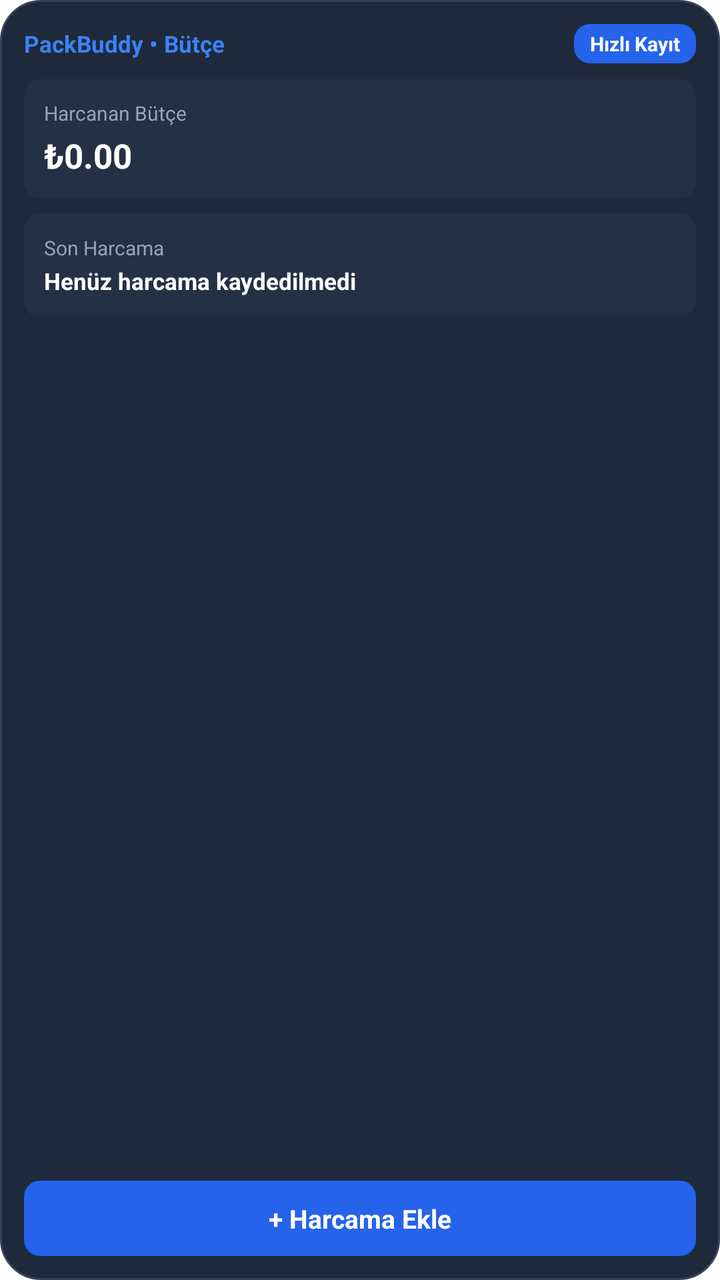
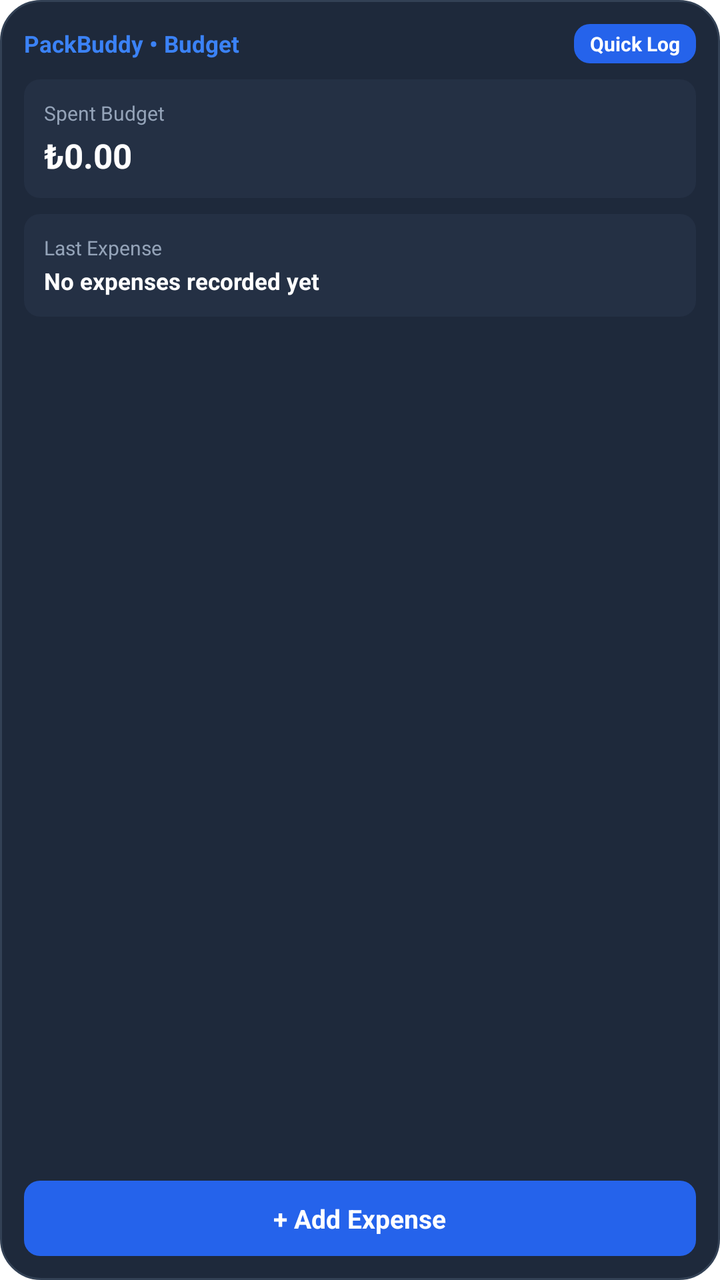

Compare the two renders of this Android layout. The source of the first and the diff that turns it into the second are given below.
<!-- AndroidManifest.xml: fallback theme Theme.MaterialComponents.DayNight.NoActionBar -->
<!-- res/layout/packbuddy_expense_large.xml -->
<?xml version="1.0" encoding="utf-8"?>
<FrameLayout xmlns:android="http://schemas.android.com/apk/res/android"
    android:id="@+id/widget_container"
    android:layout_width="match_parent"
    android:layout_height="match_parent">

    
    <ImageView
        android:id="@+id/widget_rendered_card"
        android:layout_width="match_parent"
        android:layout_height="match_parent"
        android:scaleType="fitCenter"
        android:adjustViewBounds="true"
        android:visibility="gone" />

    
    <LinearLayout
        android:id="@+id/widget_native_content"
        android:layout_width="match_parent"
        android:layout_height="match_parent"
        android:background="@drawable/widget_bg"
        android:orientation="vertical"
        android:padding="12dp">

        
        <LinearLayout
            android:layout_width="match_parent"
            android:layout_height="wrap_content"
            android:gravity="center_vertical"
            android:orientation="horizontal">

            <TextView
                android:id="@+id/widget_app_name"
                android:layout_width="0dp"
                android:layout_height="wrap_content"
                android:layout_weight="1"
                android:ellipsize="end"
                android:maxLines="1"
                android:text="PackBuddy • Bütçe"
                android:textColor="#3B82F6"
                android:textSize="11.5sp"
                android:textStyle="bold" />

            <TextView
                android:id="@+id/widget_badge"
                android:layout_width="wrap_content"
                android:layout_height="wrap_content"
                android:background="@drawable/widget_badge_bg"
                android:paddingStart="8dp"
                android:paddingTop="3dp"
                android:paddingEnd="8dp"
                android:paddingBottom="3dp"
                android:text="Hızlı Kayıt"
                android:textColor="#FFFFFF"
                android:textSize="10sp"
                android:textStyle="bold" />
        </LinearLayout>

        
        <LinearLayout
            android:layout_width="match_parent"
            android:layout_height="wrap_content"
            android:layout_marginTop="8dp"
            android:orientation="horizontal">

            
            <LinearLayout
                android:id="@+id/widget_spent_card"
                android:layout_width="0dp"
                android:layout_height="wrap_content"
                android:layout_weight="1"
                android:background="@drawable/widget_stat_bg"
                android:orientation="vertical"
                android:padding="10dp">

                <TextView
                    android:id="@+id/widget_spent_card_label"
                    android:layout_width="match_parent"
                    android:layout_height="wrap_content"
                    android:ellipsize="end"
                    android:maxLines="1"
                    android:text="Harcanan Bütçe"
                    android:textColor="#94A3B8"
                    android:textSize="10sp" />

                <TextView
                    android:id="@+id/widget_spent_val"
                    android:layout_width="match_parent"
                    android:layout_height="wrap_content"
                    android:layout_marginTop="3dp"
                    android:ellipsize="end"
                    android:maxLines="1"
                    android:text="₺0.00"
                    android:textColor="#FFFFFF"
                    android:textSize="17sp"
                    android:textStyle="bold" />
            </LinearLayout>

            
            <LinearLayout
                android:id="@+id/widget_remaining_card"
                android:layout_width="0dp"
                android:layout_height="wrap_content"
                android:layout_marginStart="8dp"
                android:layout_weight="1"
                android:background="@drawable/widget_stat_bg"
                android:orientation="vertical"
                android:padding="10dp"
                android:visibility="gone">

                <TextView
                    android:id="@+id/widget_remaining_card_label"
                    android:layout_width="match_parent"
                    android:layout_height="wrap_content"
                    android:ellipsize="end"
                    android:maxLines="1"
                    android:text="Kalan Bütçe"
                    android:textColor="#94A3B8"
                    android:textSize="10sp" />

                <TextView
                    android:id="@+id/widget_remaining_val"
                    android:layout_width="match_parent"
                    android:layout_height="wrap_content"
                    android:layout_marginTop="3dp"
                    android:ellipsize="end"
                    android:maxLines="1"
                    android:text="₺0.00"
                    android:textColor="#10B981"
                    android:textSize="17sp"
                    android:textStyle="bold" />
            </LinearLayout>
        </LinearLayout>

        
        <LinearLayout
            android:id="@+id/widget_last_card"
            android:layout_width="match_parent"
            android:layout_height="wrap_content"
            android:layout_marginTop="8dp"
            android:background="@drawable/widget_stat_bg"
            android:orientation="vertical"
            android:padding="10dp">

            <TextView
                android:id="@+id/widget_last_expense_label"
                android:layout_width="match_parent"
                android:layout_height="wrap_content"
                android:ellipsize="end"
                android:maxLines="1"
                android:text="Son Harcama"
                android:textColor="#94A3B8"
                android:textSize="10sp" />

            <TextView
                android:id="@+id/widget_last_expense_val"
                android:layout_width="match_parent"
                android:layout_height="wrap_content"
                android:layout_marginTop="2dp"
                android:ellipsize="end"
                android:maxLines="1"
                android:text="Henüz harcama kaydedilmedi"
                android:textColor="#FFFFFF"
                android:textSize="11.5sp"
                android:textStyle="bold" />
        </LinearLayout>

        <FrameLayout
            android:layout_width="match_parent"
            android:layout_height="0dp"
            android:layout_weight="1" />

        
        <LinearLayout
            android:id="@+id/widget_large_add_btn"
            android:layout_width="match_parent"
            android:layout_height="wrap_content"
            android:background="@drawable/widget_badge_bg"
            android:gravity="center"
            android:orientation="horizontal"
            android:paddingTop="10dp"
            android:paddingBottom="10dp">

            <TextView
                android:id="@+id/widget_large_add_text"
                android:layout_width="wrap_content"
                android:layout_height="wrap_content"
                android:text="+ Harcama Ekle"
                android:textColor="#FFFFFF"
                android:textSize="13sp"
                android:textStyle="bold" />
        </LinearLayout>
    </LinearLayout>

</FrameLayout>
<!-- resources referenced by this layout -->
<resources>
  <!-- drawable widget_badge_bg (drawable) -->
  <?xml version="1.0" encoding="utf-8"?>
  <shape xmlns:android="http://schemas.android.com/apk/res/android"
      android:shape="rectangle">
      <corners android:radius="8dp" />
      <solid android:color="#2563EB" />
  </shape>
  <!-- drawable widget_bg (drawable) -->
  <?xml version="1.0" encoding="utf-8"?>
  <shape xmlns:android="http://schemas.android.com/apk/res/android"
      android:shape="rectangle">
      <corners android:radius="20dp" />
      <solid android:color="#1E293B" />
      <stroke
          android:width="1dp"
          android:color="#334155" />
  </shape>
  <!-- drawable widget_stat_bg (drawable) -->
  <?xml version="1.0" encoding="utf-8"?>
  <shape xmlns:android="http://schemas.android.com/apk/res/android"
      android:shape="rectangle">
      <corners android:radius="8dp" />
      <solid android:color="#243044" />
  </shape>
</resources>

<!-- the commit's change to res/layout/packbuddy_expense_large.xml (unified diff, before → after) -->
@@ -36,7 +36,7 @@
                 android:layout_weight="1"
                 android:ellipsize="end"
                 android:maxLines="1"
-                android:text="PackBuddy • Bütçe"
+                android:text="@string/widget_budget_app_name"
                 android:textColor="#3B82F6"
                 android:textSize="11.5sp"
                 android:textStyle="bold" />
@@ -50,7 +50,7 @@
                 android:paddingTop="3dp"
                 android:paddingEnd="8dp"
                 android:paddingBottom="3dp"
-                android:text="Hızlı Kayıt"
+                android:text="@string/widget_quick_log"
                 android:textColor="#FFFFFF"
                 android:textSize="10sp"
                 android:textStyle="bold" />
@@ -79,7 +79,7 @@
                     android:layout_height="wrap_content"
                     android:ellipsize="end"
                     android:maxLines="1"
-                    android:text="Harcanan Bütçe"
+                    android:text="@string/widget_spent_budget"
                     android:textColor="#94A3B8"
                     android:textSize="10sp" />
 
@@ -114,7 +114,7 @@
                     android:layout_height="wrap_content"
                     android:ellipsize="end"
                     android:maxLines="1"
-                    android:text="Kalan Bütçe"
+                    android:text="@string/widget_remaining_budget"
                     android:textColor="#94A3B8"
                     android:textSize="10sp" />
 
@@ -148,7 +148,7 @@
                 android:layout_height="wrap_content"
                 android:ellipsize="end"
                 android:maxLines="1"
-                android:text="Son Harcama"
+                android:text="@string/widget_last_expense"
                 android:textColor="#94A3B8"
                 android:textSize="10sp" />
 
@@ -159,7 +159,7 @@
                 android:layout_marginTop="2dp"
                 android:ellipsize="end"
                 android:maxLines="1"
-                android:text="Henüz harcama kaydedilmedi"
+                android:text="@string/widget_no_expense_yet"
                 android:textColor="#FFFFFF"
                 android:textSize="11.5sp"
                 android:textStyle="bold" />
@@ -185,7 +185,7 @@
                 android:id="@+id/widget_large_add_text"
                 android:layout_width="wrap_content"
                 android:layout_height="wrap_content"
-                android:text="+ Harcama Ekle"
+                android:text="@string/widget_add_expense_action"
                 android:textColor="#FFFFFF"
                 android:textSize="13sp"
                 android:textStyle="bold" />
<!-- resource entries referenced after the edit -->
@@ -24,5 +24,12 @@
       <corners android:radius="8dp" />
       <solid android:color="#243044" />
   </shape>
+  <string name="widget_add_expense_action">+ Add Expense</string>
+  <string name="widget_budget_app_name">PackBuddy • Budget</string>
+  <string name="widget_last_expense">Last Expense</string>
+  <string name="widget_no_expense_yet">No expenses recorded yet</string>
+  <string name="widget_quick_log">Quick Log</string>
+  <string name="widget_remaining_budget">Remaining Budget</string>
+  <string name="widget_spent_budget">Spent Budget</string>
 </resources>
 
